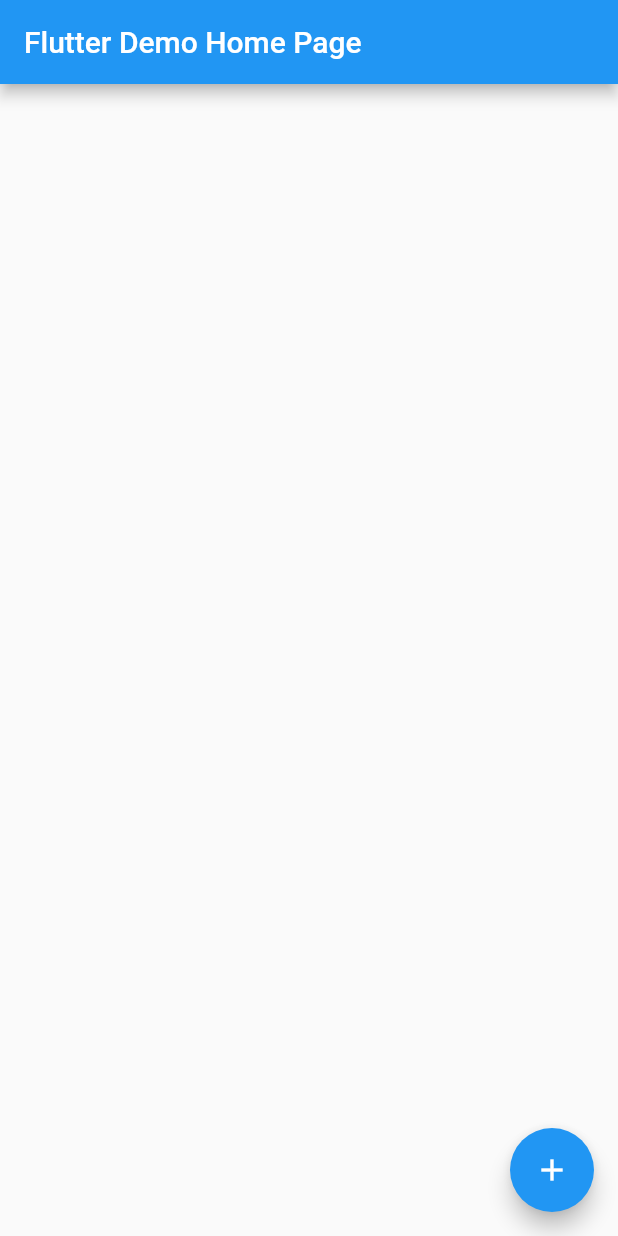
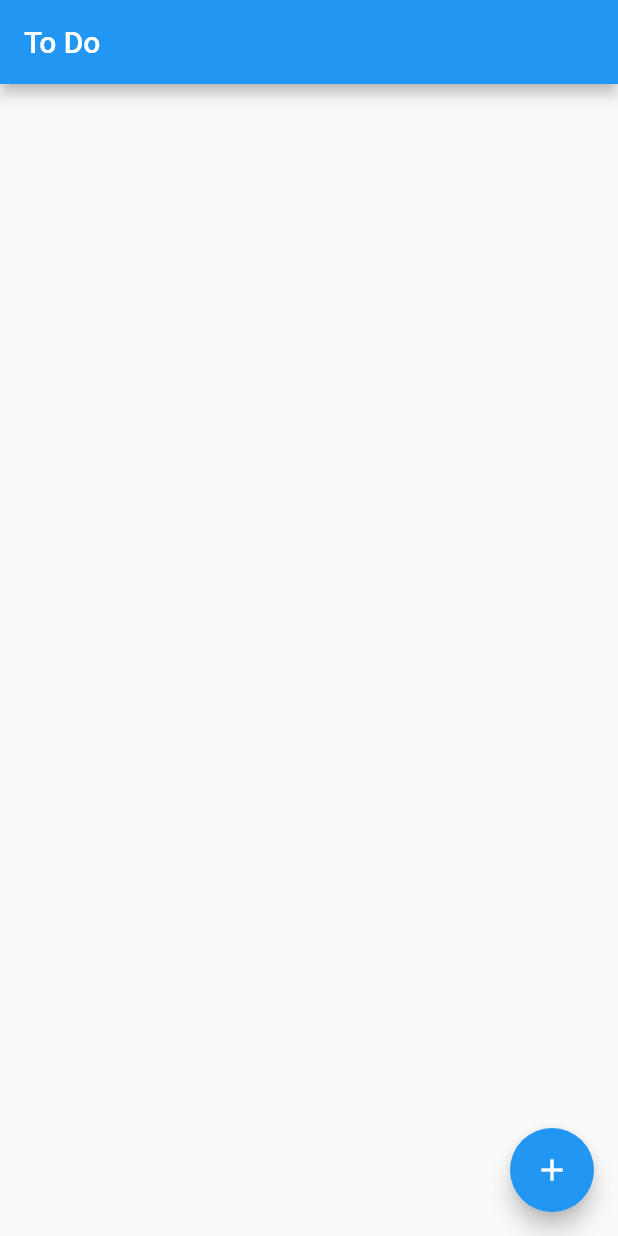
Before and after one commit to xrigau/todo_demo_flutter_redux, a Flutter app: the screen it shows after launch, on a phone screen of 412 x 824 dp. Run offline on Flutter 3.47's test engine with Material 2 defaults, Android fonts, the phone set to English and light mode, and no system bars; our stand-ins replace flutter_redux, redux.

Commit message:
Move icons to the viewmodel

```diff
--- a/lib/main.dart
+++ b/lib/main.dart
@@ -23,7 +23,7 @@ class ToDoListApp extends StatelessWidget {
           theme: ThemeData(
             primarySwatch: Colors.blue,
           ),
-          home: ToDoListPage(title: 'Flutter Demo Home Page'),
+          home: ToDoListPage(),
         ),
       );
 }
--- a/lib/to_do_list_page.dart
+++ b/lib/to_do_list_page.dart
@@ -7,22 +7,18 @@ import 'package:todo_demo_flutter_redux/actions.dart';
 import 'package:todo_demo_flutter_redux/to_do_item.dart';
 
 class ToDoListPage extends StatelessWidget {
-  ToDoListPage({Key key, this.title}) : super(key: key);
-
-  final String title;
-
   @override
   Widget build(BuildContext context) => StoreConnector<AppState, _ViewModel>(
         converter: (Store<AppState> store) => _ViewModel.create(store),
         builder: (BuildContext context, _ViewModel viewModel) => Scaffold(
               appBar: AppBar(
-                title: Text(title),
+                title: Text(viewModel.pageTitle),
               ),
               body: ListView(children: viewModel.items.map((_ItemViewModel item) => _createWidget(item)).toList()),
               floatingActionButton: FloatingActionButton(
                 onPressed: viewModel.onNewItem,
                 tooltip: viewModel.newItemToolTip,
-                child: Icon(Icons.add),
+                child: Icon(viewModel.newItemIcon),
               ),
             ),
       );
@@ -38,10 +34,10 @@ class ToDoListPage extends StatelessWidget {
   Widget _createEmptyItemWidget(_EmptyItemViewModel item) => Column(
         children: [
           TextField(
-            onSubmitted: item.onUpdateItemTitle,
+            onSubmitted: item.onCreateItemTitle,
             autofocus: true,
             decoration: new InputDecoration(
-              hintText: item.updateItemToolTip,
+              hintText: item.createItemToolTip,
             ),
           )
         ],
@@ -53,7 +49,7 @@ class ToDoListPage extends StatelessWidget {
           FlatButton(
             onPressed: item.onDeleteItem,
             child: Icon(
-              Icons.delete,
+              item.deleteItemIcon,
               semanticLabel: item.deleteItemToolTip,
             ),
           )
@@ -62,18 +58,20 @@ class ToDoListPage extends StatelessWidget {
 }
 
 class _ViewModel {
+  final String pageTitle;
   final List<_ItemViewModel> items;
   final Function onNewItem;
   final String newItemToolTip;
+  final IconData newItemIcon;
 
-  _ViewModel(this.items, this.onNewItem, this.newItemToolTip);
+  _ViewModel(this.pageTitle, this.items, this.onNewItem, this.newItemToolTip, this.newItemIcon);
 
   factory _ViewModel.create(Store<AppState> store) {
     List<_ItemViewModel> items = store.state.toDos
         .map((ToDoItem item) => _ToDoItemViewModel(item.title, () {
               store.dispatch(RemoveItemAction(item));
               store.dispatch(SaveListAction());
-            }, 'Delete') as _ItemViewModel)
+            }, 'Delete', Icons.delete) as _ItemViewModel)
         .toList();
 
     if (store.state.listState == ListState.listWithNewItem) {
@@ -84,7 +82,7 @@ class _ViewModel {
       }, 'Add'));
     }
 
-    return _ViewModel(items, () => store.dispatch(DisplayListWithNewItemAction()), 'Add new to-do item');
+    return _ViewModel('To Do', items, () => store.dispatch(DisplayListWithNewItemAction()), 'Add new to-do item', Icons.add);
   }
 }
 
@@ -93,10 +91,10 @@ abstract class _ItemViewModel {}
 @immutable
 class _EmptyItemViewModel extends _ItemViewModel {
   final String hint;
-  final Function onUpdateItemTitle;
-  final String updateItemToolTip;
+  final Function onCreateItemTitle;
+  final String createItemToolTip;
 
-  _EmptyItemViewModel(this.hint, this.onUpdateItemTitle, this.updateItemToolTip);
+  _EmptyItemViewModel(this.hint, this.onCreateItemTitle, this.createItemToolTip);
 }
 
 @immutable
@@ -104,6 +102,7 @@ class _ToDoItemViewModel extends _ItemViewModel {
   final String title;
   final Function onDeleteItem;
   final String deleteItemToolTip;
+  final IconData deleteItemIcon;
 
-  _ToDoItemViewModel(this.title, this.onDeleteItem, this.deleteItemToolTip);
+  _ToDoItemViewModel(this.title, this.onDeleteItem, this.deleteItemToolTip, this.deleteItemIcon);
 }
```
